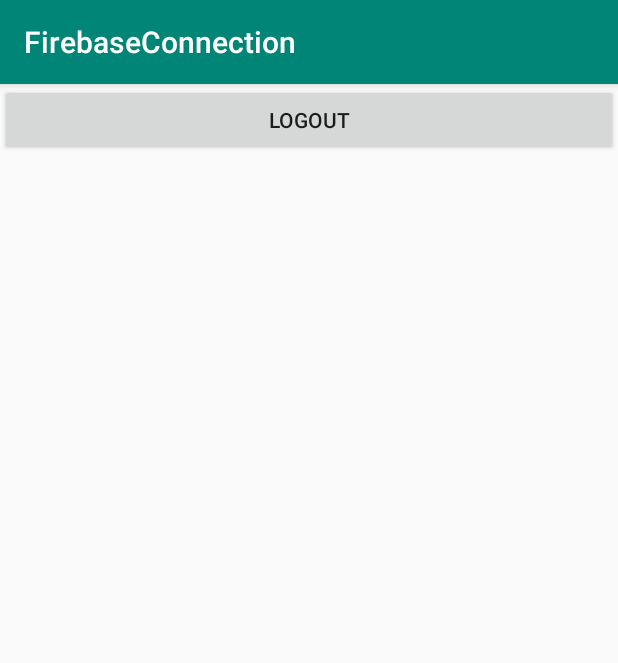
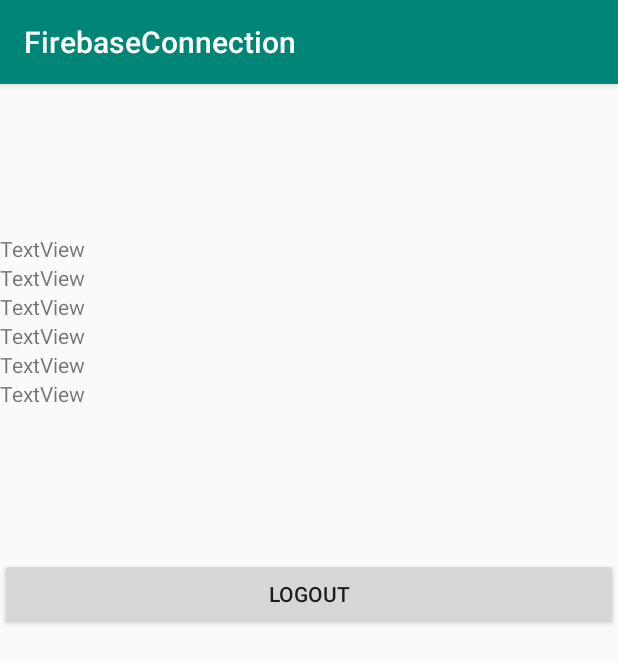
Before and after one commit to POskar/Firebase, an Android app: the DisplayScreen screen opened directly, with no data from a screen before it, on a phone screen of 412 x 824 dp. Shown: the top 663 px of the screen. Run offline under Robolectric (Android 15) with nearby library versions, the phone set to English and light mode, and no system bars; our stand-ins replace Firebase (no records; nobody signed in at launch, a user with empty details on screens opened directly); 6 statements that could not run were skipped.

Commit message:
Working displaying data on DisplayScreen

```diff
--- a/app/src/main/java/com/example/firebaseconnection/DisplayScreen.java
+++ b/app/src/main/java/com/example/firebaseconnection/DisplayScreen.java
@@ -1,17 +1,31 @@
 package com.example.firebaseconnection;
 
 import android.content.Intent;
+import android.support.annotation.NonNull;
 import android.support.v7.app.AppCompatActivity;
 import android.os.Bundle;
 import android.view.View;
 import android.widget.Button;
+import android.widget.TextView;
 import android.widget.Toast;
 
 import com.google.firebase.auth.FirebaseAuth;
+import com.google.firebase.database.DataSnapshot;
+import com.google.firebase.database.DatabaseError;
+import com.google.firebase.database.DatabaseReference;
+import com.google.firebase.database.FirebaseDatabase;
+import com.google.firebase.database.ValueEventListener;
 
 public class DisplayScreen extends AppCompatActivity {
 
     Button buttonLogout;
+    TextView tvEmail, tvPassword, tvImie, tvNazwisko, tvWzrost, tvWaga;
+
+    DatabaseReference mDatabaseRef;
+
+    //FIREBASE AUTHENTICATION
+    FirebaseAuth mAuth;
+    FirebaseAuth.AuthStateListener mAuthListener;
 
     @Override
     protected void onCreate(Bundle savedInstanceState) {
@@ -19,6 +33,33 @@ public class DisplayScreen extends AppCompatActivity {
         setContentView(R.layout.activity_display_screen);
 
         buttonLogout = (Button) findViewById(R.id.buttonLogout);
+        tvEmail = (TextView) findViewById(R.id.textViewEmail);
+        tvPassword = (TextView) findViewById(R.id.textViewPassword);
+        tvImie = (TextView) findViewById(R.id.textViewImie);
+        tvNazwisko = (TextView) findViewById(R.id.textViewNazwisko);
+        tvWzrost = (TextView) findViewById(R.id.textViewWzrost);
+        tvWaga = (TextView) findViewById(R.id.textViewWaga);
+
+        mAuth = FirebaseAuth.getInstance();
+
+        mDatabaseRef = FirebaseDatabase.getInstance().getReference().child("Users").child(mAuth.getCurrentUser().getUid());
+
+        mDatabaseRef.addValueEventListener(new ValueEventListener() {
+            @Override
+            public void onDataChange(@NonNull DataSnapshot dataSnapshot) {
+                tvEmail.setText(dataSnapshot.child("Login").getValue().toString());
+                tvPassword.setText(dataSnapshot.child("Password").getValue().toString());
+                tvImie.setText(dataSnapshot.child("UserImie").getValue().toString());
+                tvNazwisko.setText(dataSnapshot.child("UserNazwisko").getValue().toString());
+                tvWzrost.setText(dataSnapshot.child("UserWzrost").getValue().toString());
+                tvWaga.setText(dataSnapshot.child("UserWaga").getValue().toString());
+            }
+
+            @Override
+            public void onCancelled(@NonNull DatabaseError databaseError) {
+
+            }
+        });
 
         buttonLogout.setOnClickListener(new View.OnClickListener() {
             @Override
--- a/app/src/main/java/com/example/firebaseconnection/InputScreen.java
+++ b/app/src/main/java/com/example/firebaseconnection/InputScreen.java
@@ -48,7 +48,6 @@ public class InputScreen extends AppCompatActivity {
 
         //ASSIGN INSTANCES
         mDatabaseRef = FirebaseDatabase.getInstance().getReference();
-
 
         mAuth = FirebaseAuth.getInstance();
 
--- a/app/src/main/res/layout/activity_display_screen.xml
+++ b/app/src/main/res/layout/activity_display_screen.xml
@@ -11,10 +11,49 @@
         android:layout_height="match_parent"
         android:orientation="vertical">
 
+        <TextView
+            android:id="@+id/textViewEmail"
+            android:layout_width="match_parent"
+            android:layout_height="wrap_content"
+            android:layout_marginTop="100dp"
+            android:text="TextView" />
+
+        <TextView
+            android:id="@+id/textViewPassword"
+            android:layout_width="match_parent"
+            android:layout_height="wrap_content"
+            android:text="TextView" />
+
+        <TextView
+            android:id="@+id/textViewImie"
+            android:layout_width="match_parent"
+            android:layout_height="wrap_content"
+            android:text="TextView" />
+
+        <TextView
+            android:id="@+id/textViewNazwisko"
+            android:layout_width="match_parent"
+            android:layout_height="wrap_content"
+            android:text="TextView" />
+
+        <TextView
+            android:id="@+id/textViewWzrost"
+            android:layout_width="match_parent"
+            android:layout_height="wrap_content"
+            android:text="TextView" />
+
+        <TextView
+            android:id="@+id/textViewWaga"
+            android:layout_width="match_parent"
+            android:layout_height="wrap_content"
+            android:text="TextView" />
+
         <Button
             android:id="@+id/buttonLogout"
             android:layout_width="match_parent"
             android:layout_height="wrap_content"
+            android:layout_marginTop="100dp"
             android:text="Logout" />
+
     </LinearLayout>
 </android.support.constraint.ConstraintLayout>
```
